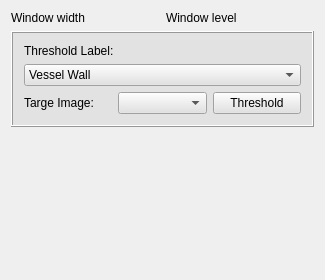
Old version of the form codes/Controller/InteractorStyles/QInteractorStyleWindowLevelThreshold.ui in the repository wuzhuobin/Vessel_Project.
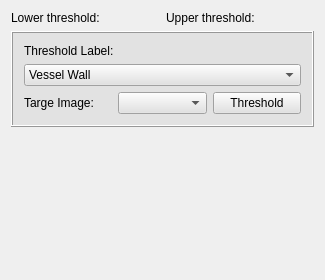
New version of the form. Icons and pictures are not drawn.

```diff
--- a/codes/Controller/InteractorStyles/QInteractorStyleWindowLevelThreshold.ui
+++ b/codes/Controller/InteractorStyles/QInteractorStyleWindowLevelThreshold.ui
@@ -25,7 +25,7 @@
         </sizepolicy>
        </property>
        <property name="text">
-        <string>Window width</string>
+        <string>Lower threshold:</string>
        </property>
       </widget>
      </item>
@@ -38,7 +38,7 @@
         </sizepolicy>
        </property>
        <property name="text">
-        <string>Window level</string>
+        <string>Upper threshold:</string>
        </property>
       </widget>
      </item>
```
Left out of the diff: 4 changed lines with no effect on the pictures.
